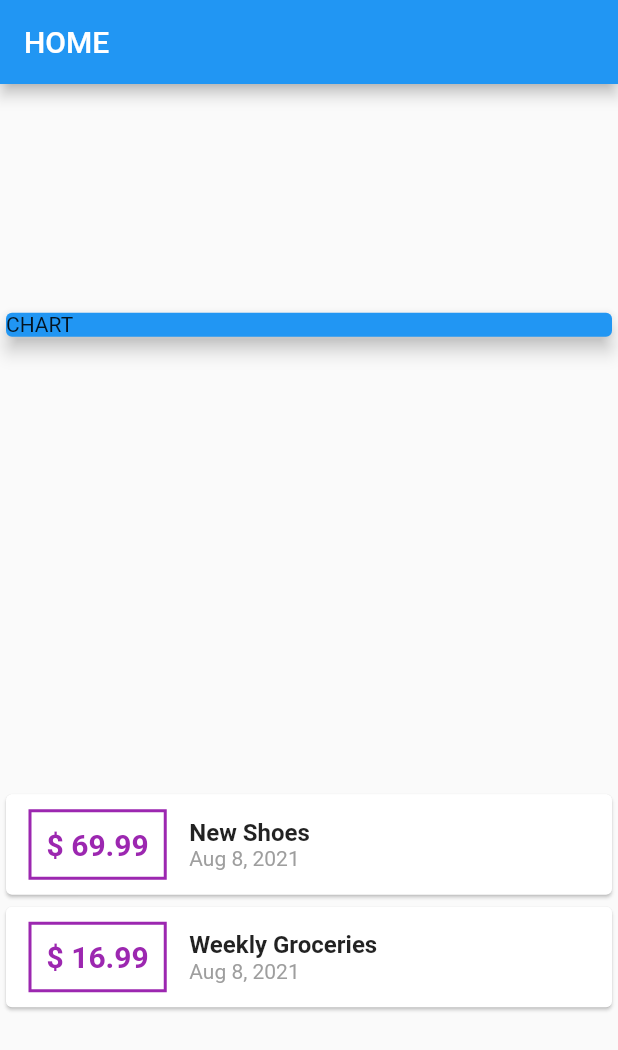
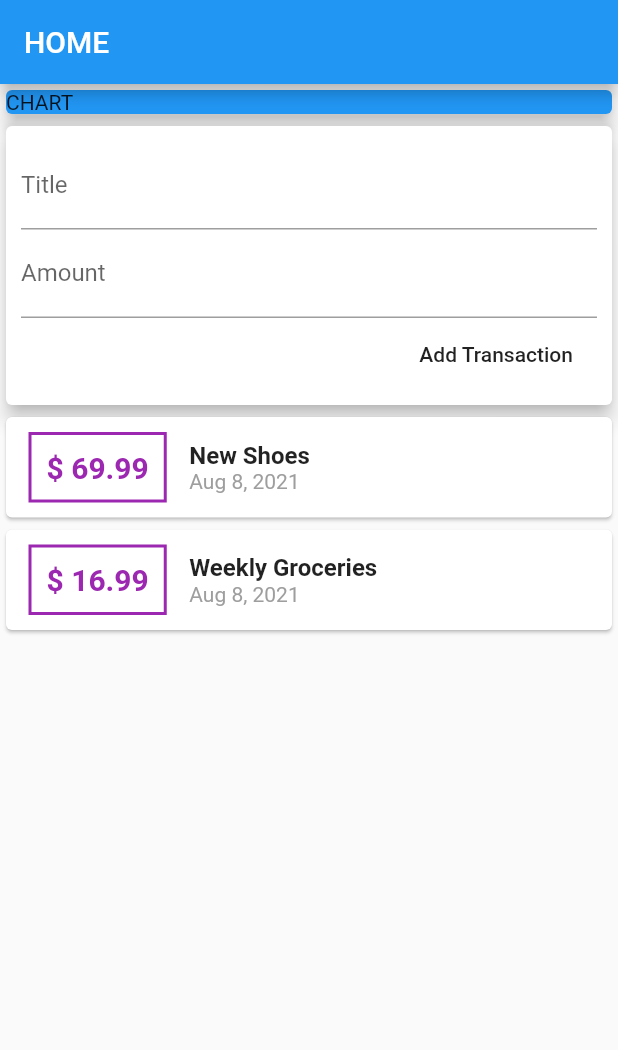
Before and after one commit to zkmastereng/flutter_assignment, a Flutter app: the screen it shows after launch, on a phone screen of 412 x 824 dp. Shown: the top 1050 px of the screen. Run offline on Flutter 3.47's test engine with Material 2 defaults, Android fonts, the phone set to English and light mode, and no system bars; missing offline and left inert: dart:ffi.

Commit message:
09082021

```diff
--- a/lib/main.dart
+++ b/lib/main.dart
@@ -1,6 +1,8 @@
 import 'package:flutter/material.dart';
+import 'package:flutter_assignment/widgets/new_transaction.dart';
+import 'package:flutter_assignment/widgets/transaction_list.dart';
+import 'package:flutter_assignment/widgets/user_transaction.dart';
 import 'package:intl/intl.dart';
-import 'transaction.dart';
 
 void main() {
   runApp(MyApp());
@@ -14,23 +16,19 @@ class MyApp extends StatefulWidget {
 }
 
 class MyAppState extends State<MyApp> {
-  final List<Transaction> transactions = [
-    Transaction(
-        id: 't1', title: 'New Shoes', amount: 69.99, date: DateTime.now()),
-    Transaction(
-        id: 't2',
-        title: 'Weekly Groceries',
-        amount: 16.99,
-        date: DateTime.now()),
-  ];
+  //late String titleInput;
+  //late String amountInput;
 
+  final titleController = TextEditingController();
+  final amountController = TextEditingController();
   @override
   Widget build(BuildContext context) {
     return MaterialApp(
       home: Scaffold(
         appBar: AppBar(title: Text('HOME')),
-        body: Column(
-          mainAxisAlignment: MainAxisAlignment.spaceAround,
+        body: SingleChildScrollView(
+          child: Column(
+            //mainAxisAlignment: MainAxisAlignment.spaceAround,
             crossAxisAlignment: CrossAxisAlignment.stretch,
             children: [
               Container(
@@ -40,42 +38,9 @@ class MyAppState extends State<MyApp> {
                     child: Text('CHART'),
                     elevation: 5,
                   )),
-            Column(
-                children: transactions.map((tx) {
-              return Card(
-                child: Row(children: [
-                  Container(
-                      padding: EdgeInsets.all(10),
-                      margin:
-                          EdgeInsets.symmetric(vertical: 10, horizontal: 15),
-                      decoration: BoxDecoration(
-                          border: Border.all(
-                        color: Colors.purple,
-                        width: 2,
-                      )),
-                      child: Text('\$ ${tx.amount}',
-                          style: TextStyle(
-                            fontWeight: FontWeight.bold,
-                            fontSize: 20,
-                            color: Colors.purple,
-                          ))),
-                  Column(
-                      crossAxisAlignment: CrossAxisAlignment.start,
-                      children: [
-                        Text(tx.title,
-                            style: TextStyle(
-                              fontSize: 16,
-                              fontWeight: FontWeight.bold,
-                            )),
-                        Text(DateFormat.yMMMd().format(tx.date),
-                            style: TextStyle(
-                              color: Colors.grey,
-                            ))
-                      ])
-                ]),
-              );
-            }).toList()),
+              UserTransaction()
             ],
+          ),
         ),
       ),
     );
--- /dev/null
+++ b/lib/widgets/new_transaction.dart
@@ -0,0 +1,47 @@
+import 'dart:ffi';
+
+import 'package:flutter/material.dart';
+
+class NewTransaction extends StatelessWidget {
+  final titleController = TextEditingController();
+  final amountController = TextEditingController();
+  final Function addTx;
+
+  NewTransaction(this.addTx);
+  @override
+  Widget build(BuildContext context) {
+    return Card(
+      elevation: 5,
+      child: Container(
+        padding: EdgeInsets.all(10),
+        child: Column(
+          crossAxisAlignment: CrossAxisAlignment.end,
+          children: [
+            TextField(
+              decoration: InputDecoration(labelText: 'Title'),
+              controller: titleController,
+              //onChanged: (value) {
+              //titleInput = value;
+
+              //},
+            ),
+            TextField(
+              decoration: InputDecoration(labelText: 'Amount'),
+              controller: amountController,
+              //onChanged: (value) {
+              //  amountInput = value;
+              //},
+            ),
+            FlatButton(
+              child: Text('Add Transaction'),
+              onPressed: () {
+                addTx(
+                    titleController.text, double.parse(amountController.text));
+              },
+            )
+          ],
+        ),
+      ),
+    );
+  }
+}
--- /dev/null
+++ b/lib/widgets/transaction_list.dart
@@ -0,0 +1,48 @@
+import 'package:flutter/material.dart';
+import 'package:intl/intl.dart';
+import '../models/transaction.dart';
+
+class TransactionList extends StatelessWidget {
+  final List<Transaction> transactions;
+  TransactionList({required this.transactions});
+  @override
+  Widget build(BuildContext context) {
+    return Container(
+      height: 300,
+      child: SingleChildScrollView(
+        child: Column(
+            children: transactions.map((tx) {
+          return Card(
+            child: Row(children: [
+              Container(
+                  padding: EdgeInsets.all(10),
+                  margin: EdgeInsets.symmetric(vertical: 10, horizontal: 15),
+                  decoration: BoxDecoration(
+                      border: Border.all(
+                    color: Colors.purple,
+                    width: 2,
+                  )),
+                  child: Text('\$ ${tx.amount}',
+                      style: TextStyle(
+                        fontWeight: FontWeight.bold,
+                        fontSize: 20,
+                        color: Colors.purple,
+                      ))),
+              Column(crossAxisAlignment: CrossAxisAlignment.start, children: [
+                Text(tx.title,
+                    style: TextStyle(
+                      fontSize: 16,
+                      fontWeight: FontWeight.bold,
+                    )),
+                Text(DateFormat.yMMMd().format(tx.date),
+                    style: TextStyle(
+                      color: Colors.grey,
+                    ))
+              ])
+            ]),
+          );
+        }).toList()),
+      ),
+    );
+  }
+}
--- /dev/null
+++ b/lib/widgets/user_transaction.dart
@@ -0,0 +1,41 @@
+import 'package:flutter/material.dart';
+import './new_transaction.dart';
+import 'transaction_list.dart';
+import '../models/transaction.dart';
+
+class UserTransaction extends StatefulWidget {
+  @override
+  _UserTransactionState createState() => _UserTransactionState();
+}
+
+class _UserTransactionState extends State<UserTransaction> {
+  final List<Transaction> _userTransaction = [
+    Transaction(
+        id: 't1', title: 'New Shoes', amount: 69.99, date: DateTime.now()),
+    Transaction(
+        id: 't2',
+        title: 'Weekly Groceries',
+        amount: 16.99,
+        date: DateTime.now())
+  ];
+
+  void _addNewTransaction(String title, double amount) {
+    final newTx = Transaction(
+        title: title,
+        amount: amount,
+        date: DateTime.now(),
+        id: DateTime.now().toString());
+
+    setState(() {
+      _userTransaction.add(newTx);
+    });
+  }
+
+  @override
+  Widget build(BuildContext context) {
+    return Column(children: [
+      NewTransaction(_addNewTransaction),
+      TransactionList(transactions: _userTransaction),
+    ]);
+  }
+}
```
Also changed, not shown: lib/models/transaction.dart (renamed from lib/transaction.dart). Lines whose indentation alone changed are shown as unchanged.
